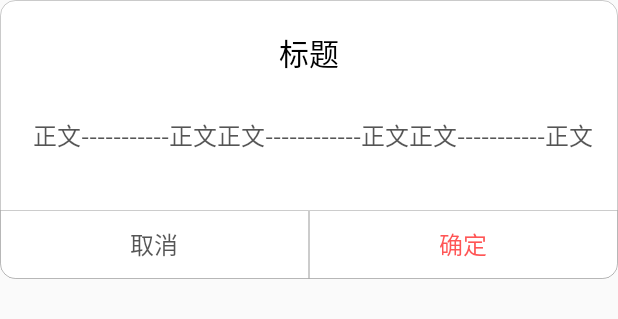
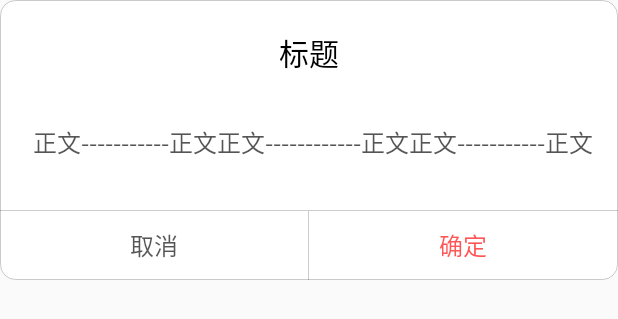
Before and after one commit to CysionLiu/WeDialog, an Android app: the layout we_dialog_normal.xml on its own in the app's theme, with its tools: preview values and no code run, on a phone screen of 412 x 824 dp. Shown: the top 319 px of the screen. Run offline under Robolectric (Android 15) with nearby library versions, the phone set to English and light mode, and no system bars.

Commit message:
调整ui

```diff
--- a/wedialog/src/main/java/com/cysion/wedialog/WeDialog.kt
+++ b/wedialog/src/main/java/com/cysion/wedialog/WeDialog.kt
@@ -73,7 +73,7 @@ object WeDialog {
         var mGravity = Gravity.CENTER
 
         //0-1f
-        var mWidthRatio = 0.9f
+        var mWidthRatio = 0.85f
 
         var mCancelable = true
 
--- a/wedialog/src/main/java/com/cysion/wedialog/dialogs/NormalDialog.kt
+++ b/wedialog/src/main/java/com/cysion/wedialog/dialogs/NormalDialog.kt
@@ -127,6 +127,7 @@ class NormalDialog : DialogFragment() {
                 we_tv_text.setTextSize(mTextSize.toFloat())
             }
             we_btn_negative.visibility = if (mShowOneBtn) View.GONE else View.VISIBLE
+            we_normal_divider.visibility = if (mShowOneBtn) View.GONE else View.VISIBLE
             we_btn_positive.setOnClickListener {
                 mListenerHolder?.aYesHandler?.invoke(this@NormalDialog)
             }
--- a/wedialog/src/main/res/layout/we_dialog_normal.xml
+++ b/wedialog/src/main/res/layout/we_dialog_normal.xml
@@ -3,9 +3,9 @@
     android:id="@+id/parent_panel"
     android:layout_width="match_parent"
     android:layout_height="wrap_content"
-    android:paddingTop="@dimen/we_normal_box_pad"
     android:background="@drawable/we_shape_round_dialog"
-    android:orientation="vertical">
+    android:orientation="vertical"
+    android:paddingTop="@dimen/we_normal_box_pad">
 
 
     <TextView
@@ -26,17 +26,20 @@
         android:layout_height="match_parent"
         android:layout_margin="10dp"
         android:gravity="center"
-        android:minHeight="60dp"
+        android:minHeight="70dp"
         android:paddingLeft="6dp"
         android:text="@string/we_str_text"
         android:textColor="@color/we_text_color"
         android:textSize="@dimen/we_text_size" />
 
+    <View
+        android:background="@color/we_gray"
+        android:layout_width="match_parent"
+        android:layout_height="1px"/>
 
     <LinearLayout
         android:layout_width="match_parent"
         android:layout_height="46dp"
-        android:layout_marginTop="10dp"
         android:orientation="horizontal">
 
         <Button
@@ -44,22 +47,27 @@
             android:layout_width="0dip"
             android:layout_height="match_parent"
             android:layout_weight="1"
-            android:background="@drawable/we_shape_round_left_button"
+            android:background="@null"
             android:gravity="center"
-            android:textAllCaps="false"
             android:maxLines="1"
             android:text="@string/we_str_no_text"
+            android:textAllCaps="false"
             android:textColor="@color/we_no_color"
-            android:textSize="@dimen/we_no_size" />
-
+            android:textSize="@dimen/we_no_size"
+            android:visibility="visible" />
+        <View
+            android:id="@+id/we_normal_divider"
+            android:background="@color/we_gray"
+            android:layout_width="1px"
+            android:layout_height="match_parent"/>
 
         <Button
             android:id="@+id/we_btn_positive"
             android:layout_width="0dip"
-            android:gravity="center"
             android:layout_height="match_parent"
             android:layout_weight="1"
-            android:background="@drawable/we_shape_round_right_button"
+            android:background="@null"
+            android:gravity="center"
             android:maxLines="1"
             android:text="@string/we_str_yes_text"
             android:textAllCaps="false"
```
